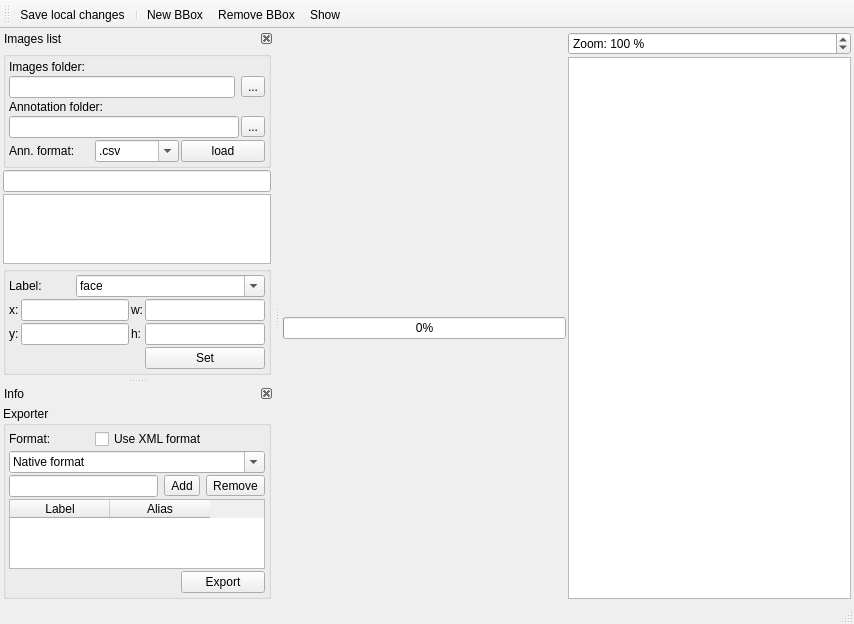
Before: the Qt Designer form src/mainwindow.ui in otre99/TaggerTool, drawn with Qt 5.
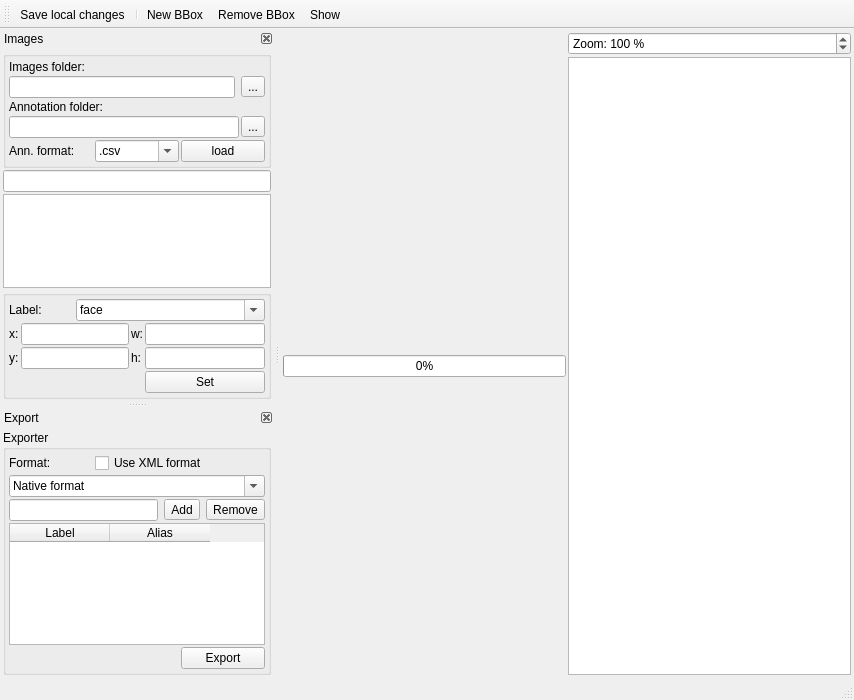
After: the same form once the commit is applied. Icons and pictures are not drawn.

Commit message: README.md edit Name of DockerWidgets changed Binary app

```diff
--- a/src/mainwindow.ui
+++ b/src/mainwindow.ui
@@ -7,7 +7,7 @@
     <x>0</x>
     <y>0</y>
     <width>854</width>
-    <height>617</height>
+    <height>700</height>
    </rect>
   </property>
   <property name="windowTitle">
@@ -112,7 +112,7 @@
     <set>Qt::LeftDockWidgetArea</set>
    </property>
    <property name="windowTitle">
-    <string>Images list</string>
+    <string>Images</string>
    </property>
    <attribute name="dockWidgetArea">
     <number>1</number>
@@ -390,7 +390,7 @@
     <set>QDockWidget::DockWidgetClosable</set>
    </property>
    <property name="windowTitle">
-    <string>Info</string>
+    <string>Export</string>
    </property>
    <attribute name="dockWidgetArea">
     <number>1</number>
```
The commit also changes 2 other files.
